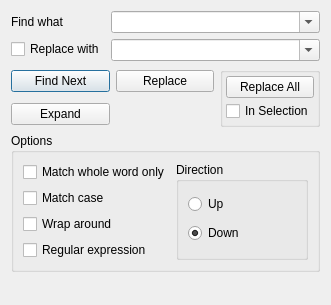
First picture: the form in Qitom/ui/dialogReplace.ui, repository itom-project/itom, before the edit.
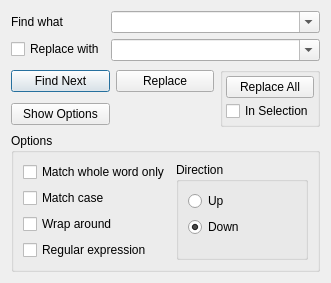
Second picture: the form after the edit.

Commit message: fixes #312: if a replace all action is executed in the search&replace dialog, the original selection is kept afterwards. Some minor improvements of the code done as well.

The edit to the form file:
```diff
--- a/Qitom/ui/dialogReplace.ui
+++ b/Qitom/ui/dialogReplace.ui
@@ -7,7 +7,7 @@
     <x>0</x>
     <y>0</y>
     <width>331</width>
-    <height>305</height>
+    <height>282</height>
    </rect>
   </property>
   <property name="sizePolicy">
@@ -166,7 +166,7 @@
      <item row="1" column="0">
       <widget class="QPushButton" name="pushButtonExpand">
        <property name="text">
-        <string>Expand</string>
+        <string>Show Options</string>
        </property>
        <property name="autoDefault">
         <bool>false</bool>
@@ -242,6 +242,19 @@
            </property>
           </widget>
          </item>
+         <item>
+          <spacer name="verticalSpacer_2">
+           <property name="orientation">
+            <enum>Qt::Vertical</enum>
+           </property>
+           <property name="sizeHint" stdset="0">
+            <size>
+             <width>20</width>
+             <height>2</height>
+            </size>
+           </property>
+          </spacer>
+         </item>
         </layout>
        </widget>
       </item>
```
The commit also changes 4 other files.
